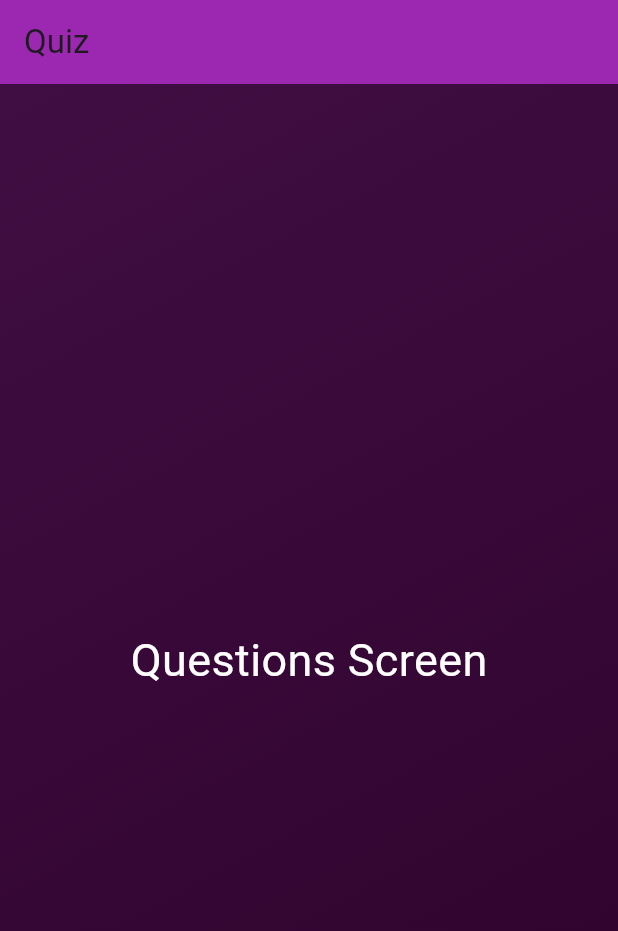
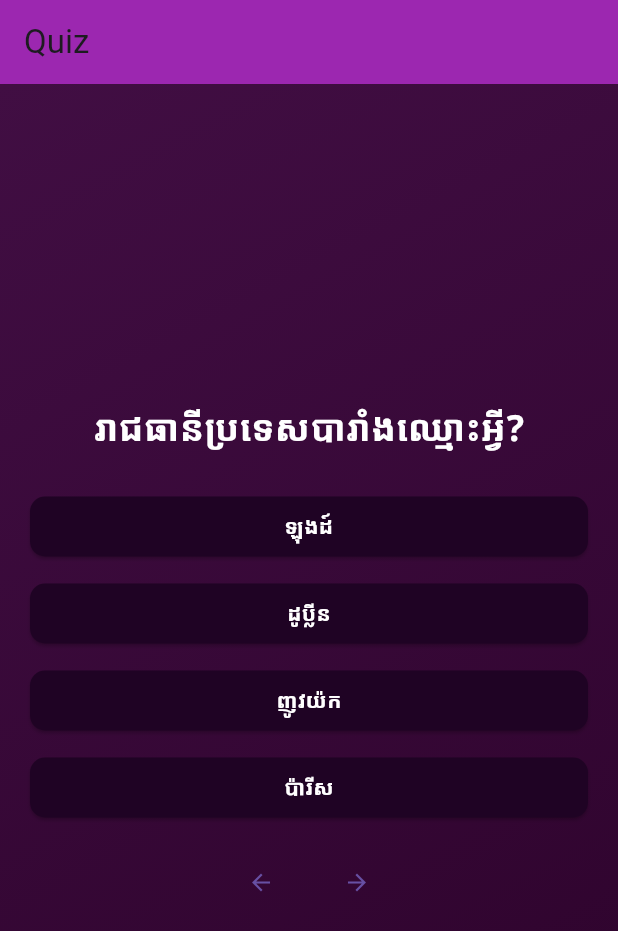
Before and after one commit to chanthornsp/flutter-app-2, a Flutter app: the screen it shows after launch, after a tap on "Start Quiz", on a phone screen of 412 x 824 dp. Shown: the top 931 px of the screen. Run offline on Flutter 3.47's test engine with Material 3 defaults, Android fonts, the phone set to English and light mode, and no system bars; our stand-ins replace google_fonts.

```diff
--- /dev/null
+++ b/lib/answer_button.dart
@@ -0,0 +1,35 @@
+import 'package:flutter/material.dart';
+import 'package:google_fonts/google_fonts.dart';
+
+class AnswerButton extends StatelessWidget {
+  const AnswerButton({
+    super.key,
+    required this.answerText,
+    required this.onTap,
+  });
+  final String answerText;
+  final void Function() onTap;
+  @override
+  Widget build(BuildContext context) {
+    return Padding(
+      padding: const EdgeInsets.symmetric(vertical: 5),
+      child: ElevatedButton(
+        onPressed: onTap,
+        style: ElevatedButton.styleFrom(
+          padding: const EdgeInsets.symmetric(horizontal: 20, vertical: 10),
+          backgroundColor: const Color.fromARGB(255, 31, 3, 36),
+          foregroundColor: Colors.white,
+          shape: RoundedRectangleBorder(
+            borderRadius: BorderRadius.circular(10),
+          ),
+        ),
+        child: Text(answerText,textAlign: TextAlign.center,
+          style: GoogleFonts.notoSansKhmer(
+            fontWeight: FontWeight.bold,
+            fontSize: 14
+          ),
+        ),
+      ),
+    );
+  }
+}
--- /dev/null
+++ b/lib/data/questions.dart
@@ -0,0 +1,34 @@
+import 'package:my_app2/models/quiz_question.dart';
+const questions = [
+  QuizQuestion('រាជធានីប្រទេសបារាំងឈ្មោះអ្វី?', [
+    'ប៉ារីស',
+    'ឡុងដ៍',
+    'ញូវយ៉ក',
+    'ដូប្លីន',
+  ]),
+  QuizQuestion('រាជធានីប្រទេសអៀរឡង់ឈ្មោះអ្វី?', [
+    'ដូប្លីន',
+    'ឡុងដ៍',
+    'ប៉ារីស',
+    'ញូវយ៉ក',
+  ]),
+  QuizQuestion('រាជធានីប្រទេសកម្ពុជាឈ្មោះអ្វី?', [
+    'ភ្នំពេញ',
+    'ប៉ារីស',
+    'ញូវយ៉ក',
+    'ដូប្លីន',
+  ]),
+  QuizQuestion('តើប្រាសាទអង្គរវត្តស្ថិតនៅប្រទេសណា?', [
+    'កម្ពុជា',
+    'ប៉ារីស',
+    'ញូវយ៉ក',
+    'ដូប្លីន',
+  ]),
+  QuizQuestion('តើ Flutter UIs ត្រូវបានបង្កើតឡើងដោយរបៀបណា?', [
+    'ដោយប្រើ XCode សម្រាប់ iOS និង Android Studio សម្រាប់កម្មវិធី Android',
+    'ការតម្រៀប Widgets',
+    'ការតម្រៀប Views',
+    'ការតម្រៀប Components',
+    'ការតម្រៀប Elements',
+  ]),
+];
--- /dev/null
+++ b/lib/models/quiz_question.dart
@@ -0,0 +1,11 @@
+class QuizQuestion {
+  const QuizQuestion(this.text, this.answers);
+  final String text;
+  final List<String> answers;
+
+  List<String> get shuffledAnswers {
+    final shuffledList = List.of(answers);
+    shuffledList.shuffle();
+    return shuffledList;
+  }
+}
--- a/lib/questions_screen.dart
+++ b/lib/questions_screen.dart
@@ -1,20 +1,96 @@
 import 'package:flutter/material.dart';
+import 'package:google_fonts/google_fonts.dart';
+import 'package:my_app2/answer_button.dart';
+import 'package:my_app2/data/questions.dart';
 
-class QuestionsScreen extends StatefulWidget{
-  const QuestionsScreen({super.key});
+class QuestionsScreen extends StatefulWidget {
+  const QuestionsScreen({super.key, required this.onAnswerSelected});
+
+  final void Function(String) onAnswerSelected;
+
   @override
-  State<StatefulWidget> createState(){
+  State<StatefulWidget> createState() {
     return _QuestionsScreenState();
   }
-
 }
 
-class _QuestionsScreenState extends State<QuestionsScreen>{
+class _QuestionsScreenState extends State<QuestionsScreen> {
+  var currentQuestionIndex = 0;
+  void answerQuestion(String answer) {
+    widget.onAnswerSelected(answer);
+    setState(() {
+      if (currentQuestionIndex == questions.length - 1) {
+        // will show the result screen
+        return;
+      }
+      currentQuestionIndex++;
+    });
+  }
+
+  void preQuestion() {
+    setState(() {
+      if (currentQuestionIndex == 0) return;
+      currentQuestionIndex--;
+    });
+  }
+
+  void nextQuestion() {
+    setState(() {
+      if (currentQuestionIndex == questions.length - 1) return;
+      currentQuestionIndex++;
+    });
+  }
+
   @override
   Widget build(BuildContext context) {
-  return Center(
-    child: Text('Questions Screen', style: TextStyle(fontSize: 30, color: Colors.white),
-    ),
-  );
+    final currentQuestion = questions[currentQuestionIndex];
+    return Container(
+      margin: EdgeInsets.all(20),
+      child: SizedBox(
+        width: double.infinity,
+        child: Column(
+          mainAxisAlignment: MainAxisAlignment.center,
+          crossAxisAlignment: CrossAxisAlignment.stretch,
+          children: [
+            Text(
+              currentQuestion.text,
+              style: GoogleFonts.notoSansKhmer(
+                fontSize: 24,
+                fontWeight: FontWeight.bold,
+                color: Colors.white,
+              ),
+              textAlign: TextAlign.center,
+            ),
+            const SizedBox(height: 20),
+            ...currentQuestion.shuffledAnswers.map((answer) {
+              return AnswerButton(
+                answerText: answer,
+                onTap: () {
+                  answerQuestion(answer);
+                },
+              );
+            }),
+            SizedBox(height: 10),
+            Row(
+              mainAxisAlignment: MainAxisAlignment.center,
+              children: [
+                TextButton(
+                  onPressed: () {
+                    preQuestion();
+                  },
+                  child: Icon(Icons.arrow_back),
+                ),
+                TextButton(
+                  onPressed: () {
+                    nextQuestion();
+                  },
+                  child: Icon(Icons.arrow_forward),
+                ),
+              ],
+            ),
+          ],
+        ),
+      ),
+    );
   }
 }
--- a/lib/quiz.dart
+++ b/lib/quiz.dart
@@ -1,6 +1,8 @@
 import 'package:flutter/material.dart';
+import 'package:my_app2/data/questions.dart';
 import 'package:my_app2/home_screen.dart';
 import 'package:my_app2/questions_screen.dart';
+import 'package:my_app2/result_screen.dart';
 
 class Quiz extends StatefulWidget {
   const Quiz({super.key});
@@ -11,22 +13,49 @@ class Quiz extends StatefulWidget {
 }
 
 class _QuizState extends State<Quiz> {
-  Widget? activeScreen;
+  // Widget? activeScreen;
+  List<String> selectedAnswers = [];
+  var activeScreen = 'home';
 
-@override
-  void initState() {
-    activeScreen = Home(changeScreen);
-    super.initState();
-  }
+  // @override
+  //   void initState() {
+  //     // activeScreen = Home(changeScreen);
+  //     super.initState();
+  //   }
 
   void changeScreen() {
     setState(() {
-      activeScreen = QuestionsScreen();
+      activeScreen = 'questions';
     });
+  }
+
+  void chooseAnswer(String answer) {
+    selectedAnswers.add(answer);
+    if (selectedAnswers.length == questions.length) {
+      setState(() {
+        activeScreen = 'result';
+      });
+    }
   }
 
   @override
   Widget build(context) {
+    void onRestart() {
+      setState(() {
+        activeScreen = 'questions';
+        selectedAnswers = [];
+      });
+    }
+
+    Widget screen = Home(changeScreen);
+    if (activeScreen == 'questions') {
+      screen = QuestionsScreen(onAnswerSelected: chooseAnswer);
+    } else if (activeScreen == 'result') {
+      screen = ResultScreen(results: selectedAnswers, onRestart: onRestart);
+      // reset the selected answers
+      // selectedAnswers = [];
+    }
+
     return MaterialApp(
       home: Scaffold(
         appBar: AppBar(title: Text('Quiz'), backgroundColor: Colors.purple),
@@ -42,7 +71,7 @@ class _QuizState extends State<Quiz> {
               stops: [0.0, 1.0],
             ),
           ),
-          child: activeScreen,
+          child: screen,
         ),
       ),
     );
--- a/pubspec.yaml
+++ b/pubspec.yaml
@@ -34,6 +34,7 @@ dependencies:
   # The following adds the Cupertino Icons font to your application.
   # Use with the CupertinoIcons class for iOS style icons.
   cupertino_icons: ^1.0.8
+  google_fonts: ^6.2.1
 
 dev_dependencies:
   flutter_test:
```
Also changed, not shown: lib/question_summary.dart (added, +60 -0 lines), lib/result_screen.dart (added, +67 -0 lines), pubspec.lock, 1 other file.
